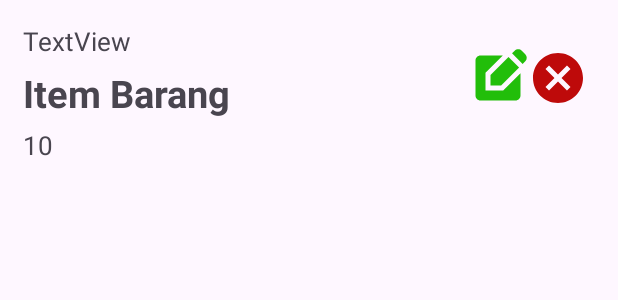
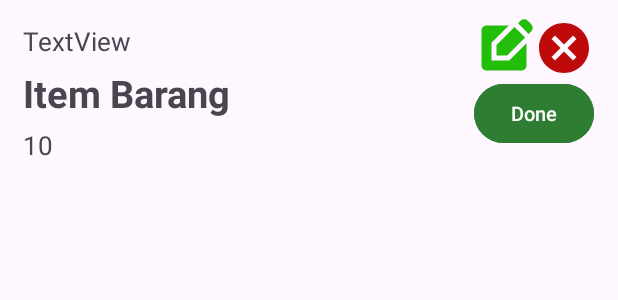
Before and after one commit to bertt11/dbRoom, an Android app: the layout item_list.xml on its own in the app's theme, with its tools: preview values and no code run, on a phone screen of 412 x 824 dp. Shown: the top 300 px of the screen. Run offline under Robolectric (Android 15) with nearby library versions, the phone set to English and light mode, and no system bars.

```diff
--- a/app/src/main/java/robert/paba/dbroom/adapterDaftar.kt
+++ b/app/src/main/java/robert/paba/dbroom/adapterDaftar.kt
@@ -5,6 +5,7 @@ import android.view.LayoutInflater
 import android.view.View
 import android.view.ViewGroup
 import android.widget.AdapterView.OnItemClickListener
+import android.widget.Button
 import android.widget.ImageButton
 import android.widget.ImageView
 import android.widget.TextView
@@ -32,6 +33,7 @@ class adapterDaftar (private val daftarBelanja : MutableList<daftarBelanja>):
 
         var _btnEdit = itemView.findViewById<ImageView>(R.id.btnEdit)
         var _btnDelete = itemView.findViewById<ImageView>(R.id.btnDelete)
+        var _btnSelesai = itemView.findViewById<Button>(R.id.btnSelesai)
 
     }
 
@@ -67,6 +69,10 @@ class adapterDaftar (private val daftarBelanja : MutableList<daftarBelanja>):
         holder._btnDelete.setOnClickListener{
             onItemClickCallback.delData(daftar)
         }
+
+//        holder._btnSelesai.setOnClickListener{
+//            onItemClickCallback.delData(daftar)
+//        }
     }
 
     override fun getItemCount(): Int {
--- a/app/src/main/res/layout/item_list.xml
+++ b/app/src/main/res/layout/item_list.xml
@@ -1,5 +1,6 @@
 <?xml version="1.0" encoding="utf-8"?>
 <androidx.constraintlayout.widget.ConstraintLayout xmlns:android="http://schemas.android.com/apk/res/android"
+    xmlns:tools="http://schemas.android.com/tools"
     android:layout_width="match_parent"
     android:layout_height="wrap_content"
     xmlns:app="http://schemas.android.com/apk/res-auto">
@@ -43,8 +44,8 @@
         android:id="@+id/btnEdit"
         android:layout_width="40dp"
         android:layout_height="40dp"
-        android:layout_marginStart="312dp"
-        android:layout_marginTop="32dp"
+        android:layout_marginStart="316dp"
+        android:layout_marginTop="12dp"
         android:src="@drawable/edit"
         app:layout_constraintStart_toStartOf="parent"
         app:layout_constraintTop_toTopOf="parent" />
@@ -53,9 +54,21 @@
         android:id="@+id/btnDelete"
         android:layout_width="40dp"
         android:layout_height="40dp"
-        android:layout_marginStart="352dp"
-        android:layout_marginTop="32dp"
+        android:layout_marginStart="356dp"
+        android:layout_marginTop="12dp"
         android:src="@drawable/cancel"
+        app:layout_constraintStart_toStartOf="parent"
+        app:layout_constraintTop_toTopOf="parent" />
+
+    <Button
+        android:id="@+id/btnSelesai"
+        android:layout_width="80dp"
+        android:layout_height="47dp"
+        android:layout_marginStart="316dp"
+        android:layout_marginTop="52dp"
+        android:text="Done"
+        android:textSize="13dp"
+        android:backgroundTint="#2E7D32"
         app:layout_constraintStart_toStartOf="parent"
         app:layout_constraintTop_toTopOf="parent" />
 
```
Also changed, not shown: app/src/main/java/robert/paba/dbroom/TambahDaftarNew.kt (+16 -0 lines), app/src/main/java/robert/paba/dbroom/database/historyBarang.kt (added, +24 -0 lines), app/src/main/java/robert/paba/dbroom/database/historyBarangDAO.kt (added, +27 -0 lines), app/src/main/java/robert/paba/dbroom/database/historyBarangDB.kt (added, +31 -0 lines).
